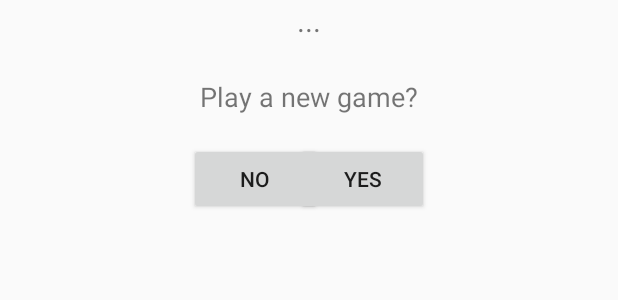
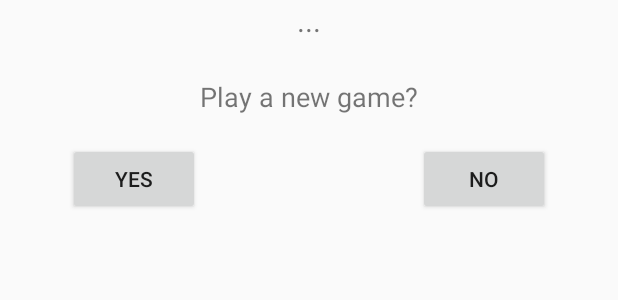
Before and after one commit to Scerelyn/AndroidMinesweeper, an Android app: the layout game_over_dialog.xml on its own in the app's theme, with its tools: preview values and no code run, on a phone screen of 412 x 824 dp. Shown: the top 300 px of the screen. Run offline under Robolectric (Android 15) with nearby library versions, the phone set to English and light mode, and no system bars.

Commit message:
Fix alignment issue with game over yes/no buttons, game over no button now works, fix not being able to win

```diff
--- a/app/src/main/java/neumont/minesweeper/MainActivity.java
+++ b/app/src/main/java/neumont/minesweeper/MainActivity.java
@@ -59,6 +59,7 @@ public class MainActivity extends AppCompatActivity implements View.OnClickListe
         cancelButton.setOnClickListener(this);
 
         gameOverDialog.findViewById(R.id.GameOverYesButton).setOnClickListener(this);
+        gameOverDialog.findViewById(R.id.GameOverNoButton).setOnClickListener(this);
     }
 
     @Override
@@ -183,7 +184,7 @@ public class MainActivity extends AppCompatActivity implements View.OnClickListe
         //Log.i("event handler", b.getText()+"");
         if(gameDone){
             SetFieldEnabled(false);
-            if(m.GetCells()[row][col].getDisplay().equals("B")){
+            if(!m.isGameWon()){
                 ((TextView)gameOverDialog.findViewById(R.id.GameOverHeaderTextView)).setText(R.string.game_over_lose);
             }
             else {
--- a/app/src/main/res/layout/game_over_dialog.xml
+++ b/app/src/main/res/layout/game_over_dialog.xml
@@ -5,14 +5,14 @@
 
     <Space
         android:id="@+id/SpacerRight"
-        android:layout_width="79dp"
+        android:layout_width="45dp"
         android:layout_height="143dp"
         android:layout_alignParentEnd="true"
         android:layout_alignParentTop="true" />
 
     <Space
         android:id="@+id/SpacerLeft"
-        android:layout_width="79dp"
+        android:layout_width="45dp"
         android:layout_height="143dp"
         android:layout_alignParentStart="true"
         android:layout_alignParentTop="true" />
@@ -48,7 +48,7 @@
         android:layout_width="wrap_content"
         android:layout_height="wrap_content"
         android:layout_alignBottom="@+id/SpacerRight"
-        android:layout_alignStart="@+id/GameOverHeaderTextView"
+        android:layout_toEndOf="@+id/SpacerLeft"
         android:text="@string/game_over_yes_button" />
 
     <Button
@@ -56,6 +56,7 @@
         android:layout_width="wrap_content"
         android:layout_height="wrap_content"
         android:layout_alignBottom="@+id/SpacerRight"
-        android:layout_alignEnd="@+id/GameOverHeaderTextView"
+        android:layout_toStartOf="@+id/SpacerRight"
         android:text="@string/game_over_no_button" />
+
 </RelativeLayout>
```
